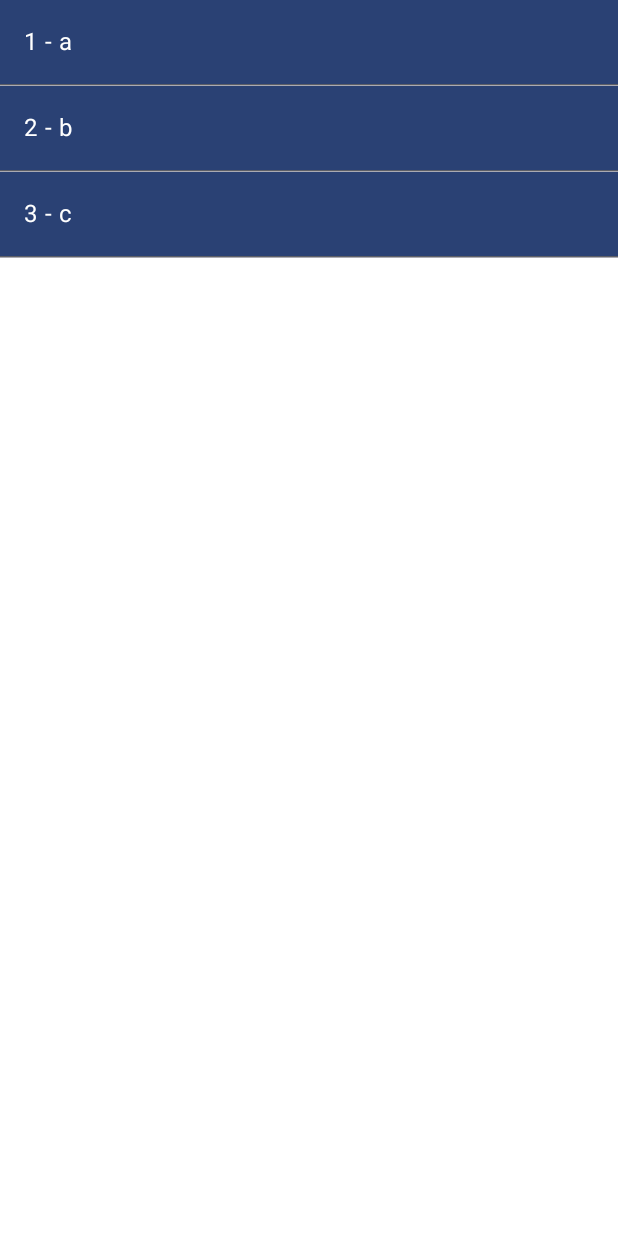
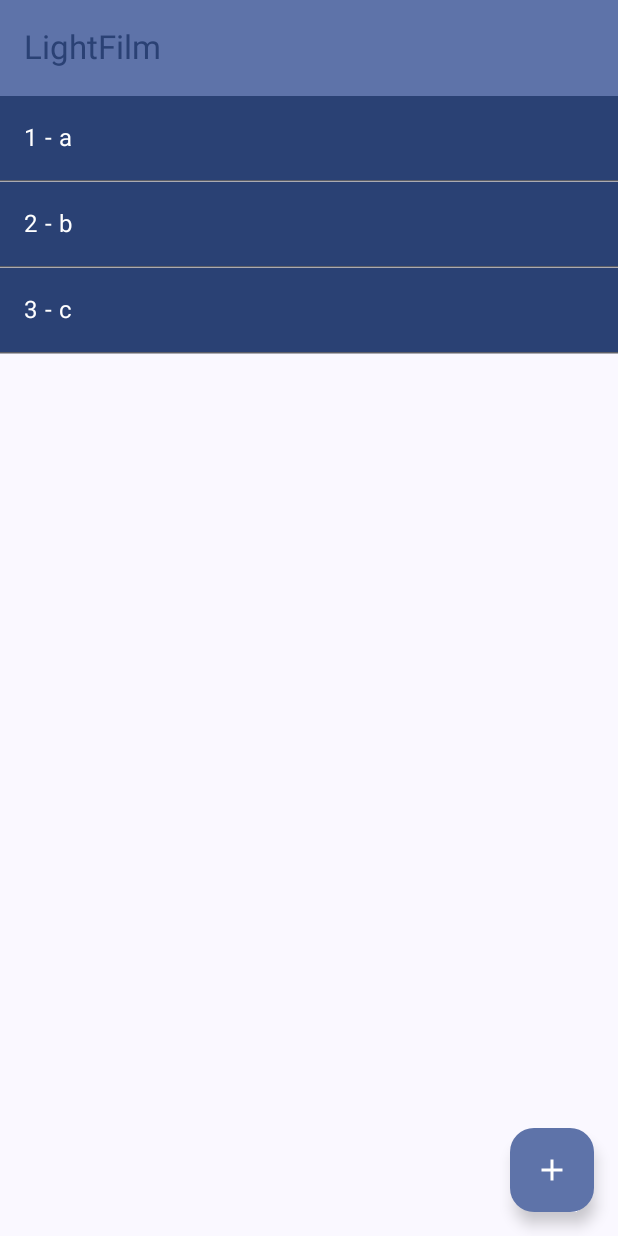
Before and after one commit to Khelta/LightFilm, an Android app built with Jetpack Compose: the @Preview function MyAppPreview, on a phone screen of 412 x 824 dp. Run offline under Robolectric (Android 15) with nearby library versions, the light colour scheme and no system bars.

Commit message:
Film to picture navigation implemented

```diff
--- a/app/src/main/java/com/example/lightfilm/MainActivity.kt
+++ b/app/src/main/java/com/example/lightfilm/MainActivity.kt
@@ -6,6 +6,7 @@ import androidx.activity.ComponentActivity
 import androidx.activity.compose.setContent
 import androidx.activity.enableEdgeToEdge
 import androidx.compose.foundation.background
+import androidx.compose.foundation.clickable
 import androidx.compose.foundation.layout.Box
 import androidx.compose.foundation.layout.Column
 import androidx.compose.foundation.layout.Row
@@ -18,12 +19,22 @@ import androidx.compose.foundation.lazy.itemsIndexed
 import androidx.compose.foundation.rememberScrollState
 import androidx.compose.foundation.shape.RoundedCornerShape
 import androidx.compose.foundation.verticalScroll
+import androidx.compose.material.icons.Icons
+import androidx.compose.material.icons.automirrored.filled.ArrowBack
+import androidx.compose.material.icons.filled.Add
+import androidx.compose.material3.ExperimentalMaterial3Api
+import androidx.compose.material3.FloatingActionButton
 import androidx.compose.material3.HorizontalDivider
+import androidx.compose.material3.Icon
+import androidx.compose.material3.IconButton
 import androidx.compose.material3.MaterialTheme
 import androidx.compose.material3.RadioButton
+import androidx.compose.material3.Scaffold
 import androidx.compose.material3.Surface
 import androidx.compose.material3.Text
 import androidx.compose.material3.TextButton
+import androidx.compose.material3.TopAppBar
+import androidx.compose.material3.TopAppBarDefaults.topAppBarColors
 import androidx.compose.runtime.Composable
 import androidx.compose.runtime.getValue
 import androidx.compose.runtime.mutableIntStateOf
@@ -53,29 +64,85 @@ class MainActivity : ComponentActivity() {
     }
 }
 
+@OptIn(ExperimentalMaterial3Api::class)
 @Composable
 fun MyApp(modifier: Modifier = Modifier) {
     var showMeasurement by rememberSaveable { mutableStateOf(value = false) }
     var selectedFilm by rememberSaveable { mutableIntStateOf(value = -1) }
     var selectedPicture by rememberSaveable { mutableIntStateOf(value = -1) }
 
-    Surface(modifier) {
+    fun handleFilmClick(filmId: Int) {
+        selectedFilm = filmId
+    }
+
+    fun handlePictureClick(pictureId: Int) {
+        selectedPicture = pictureId
+    }
+
+    Scaffold(topBar = {
+        TopAppBar(colors = topAppBarColors(
+            containerColor = MaterialTheme.colorScheme.primaryContainer,
+            titleContentColor = MaterialTheme.colorScheme.primary,
+        ), title = {
+            if (selectedFilm == -1) {
+                Text("LightFilm")
+            } else if (selectedPicture == -1) {
+                Text("Film selected - $selectedFilm")
+            } else {
+                Text("Picture selected - $selectedPicture")
+            }
+
+        }, navigationIcon = {
+            if (selectedFilm != -1) {
+                IconButton(onClick = {
+                    if (selectedPicture != -1) {
+                        selectedPicture = -1
+                    } else {
+                        selectedFilm = -1
+                    }
+                }) {
+                    Icon(
+                        imageVector = Icons.AutoMirrored.Filled.ArrowBack,
+                        contentDescription = ""
+                    )
+                }
+            }
+
+        })
+    }, floatingActionButton = {
+        if (selectedPicture == -1) {
+            FloatingActionButton(onClick = { }) {
+                Icon(Icons.Default.Add, contentDescription = "Add")
+            }
+        }
+    }) { innerPadding ->
+        Surface(modifier = Modifier.padding(innerPadding)) {
             if (showMeasurement) {
                 Measurement()
             } else {
                 if (selectedFilm == -1) {
-                FilmList()
+                    FilmList(onFilmClick = ::handleFilmClick)
+                } else if (selectedPicture == -1) {
+                    PictureList(onPictureClick = ::handlePictureClick)
+                } else {
+                    PictureDetails()
                 }
 
             }
         }
     }
 
+}
+
 @Composable
-fun Film(modifier: Modifier = Modifier, filmTitle: String = "Example", id: Int = -1) {
-    Surface(
-        color = MaterialTheme.colorScheme.primary, modifier = Modifier
+fun Film(
+    modifier: Modifier = Modifier,
+    filmTitle: String = "Example",
+    id: Int = -1,
+    onFilmClick: (Int) -> Unit = {}
 ) {
+    Surface(color = MaterialTheme.colorScheme.primary,
+        modifier = Modifier.clickable { onFilmClick(id) }) {
         Column(
             modifier = Modifier
                 .fillMaxWidth()
@@ -91,23 +158,24 @@ fun Film(modifier: Modifier = Modifier, filmTitle: String = "Example", id: Int =
 }
 
 @Composable
-fun FilmList(listItems: List<String> = listOf("a", "b", "c")) {
+fun FilmList(listItems: List<String> = listOf("a", "b", "c"), onFilmClick: (Int) -> Unit = {}) {
     LazyColumn() {
         itemsIndexed(listItems) { index, a ->
-            Film(filmTitle = a, id = index + 1)
+            Film(filmTitle = a, id = index + 1, onFilmClick = onFilmClick)
             HorizontalDivider(thickness = 1.dp, color = MaterialTheme.colorScheme.outline)
         }
     }
 }
 
 @Composable
-fun Picture(modifier: Modifier = Modifier) {
-    Column(
-        modifier = Modifier
+fun Picture(
+    modifier: Modifier = Modifier, pictureId: Int = -1, onPictureClick: (Int) -> Unit = {}
+) {
+    Column(modifier = Modifier
         .fillMaxWidth()
         .padding(16.dp)
         .background(MaterialTheme.colorScheme.primary)
-    ) {
+        .clickable { onPictureClick(pictureId) }) {
         // Titel
         Text(
             text = "filmTitle",
@@ -120,10 +188,20 @@ fun Picture(modifier: Modifier = Modifier) {
 }
 
 @Composable
-fun PictureList(listItems: List<String> = listOf("a", "b", "c")) {
+fun PictureList(
+    listItems: List<String> = listOf("a", "b", "c"), onPictureClick: (Int) -> Unit = {}
+) {
     LazyColumn() {
-        items(listItems) { _ -> Picture() }
+        itemsIndexed(listItems) { index, a ->
+            Picture(pictureId = index + 1, onPictureClick = onPictureClick)
+            HorizontalDivider(thickness = 1.dp, color = MaterialTheme.colorScheme.outline)
         }
+    }
+}
+
+@Composable
+fun PictureDetails() {
+    Text("#TODO")
 }
 
 @Composable
@@ -132,6 +210,8 @@ fun Measurement(modifier: Modifier = Modifier) {
     var selectedIsoIndex by rememberSaveable { mutableIntStateOf(18) }
     var showNDOverlay by remember { mutableStateOf(false) }
     var selectedNDIndex by rememberSaveable { mutableIntStateOf(0) }
+
+    var ev = 0
 
     fun handleIsoValueSelected(value: Int) {
         selectedIsoIndex = value
@@ -166,12 +246,10 @@ fun Measurement(modifier: Modifier = Modifier) {
                         Text(isoSensitivityOptions[selectedIsoIndex].toString())
                     }
                 }
-                Surface(
-                    color = MaterialTheme.colorScheme.primary,
+                Surface(color = MaterialTheme.colorScheme.primary,
                     modifier = modifier.padding(5.dp),
                     shape = RoundedCornerShape(15),
-                    onClick = { showNDOverlay = true }
-                ) {
+                    onClick = { showNDOverlay = true }) {
                     Column(modifier = Modifier.padding(15.dp)) {
                         Text("ND")
                         Text(if (selectedNDIndex == 0) "None" else ndSensitivityOptions[selectedNDIndex].toString())
@@ -297,7 +375,7 @@ fun DropdownPreview() {
 }
 
 
-@Preview(showBackground = true)
+@Preview(showBackground = true, heightDp = 500, widthDp = 300)
 @Composable
 fun MyAppPreview() {
     LightFilmTheme {
```
Lines whose indentation alone changed are shown as unchanged.
